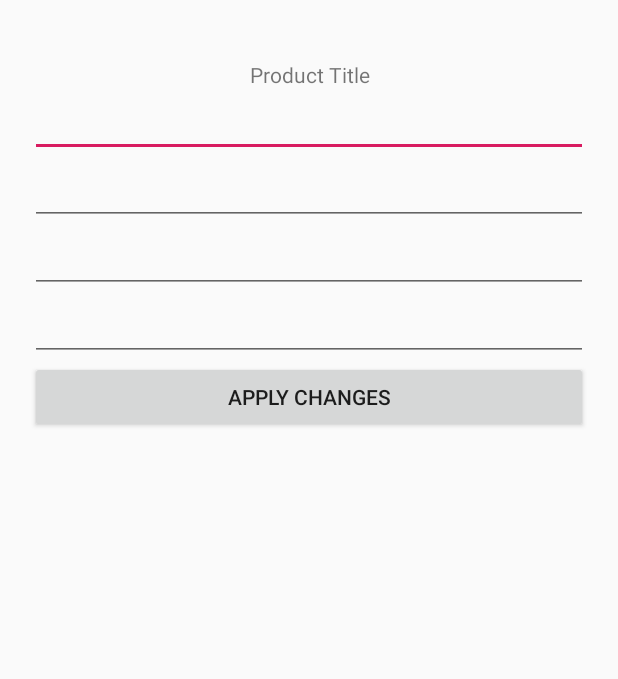
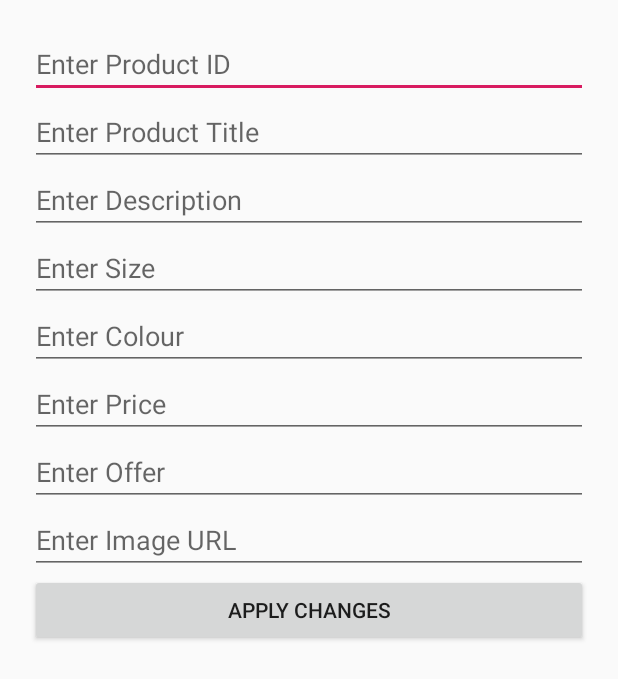
Before and after one commit to Dulyaaa/E-commerce_mobile_app, an Android app: the layout activity_product_update.xml on its own in the app's theme, with its tools: preview values and no code run, on a phone screen of 412 x 824 dp. Shown: the top 679 px of the screen. Run offline under Robolectric (Android 15) with nearby library versions, the phone set to English and light mode, and no system bars; Roboto replaces fonts that are not available here.

Commit message:
Product Admin added

```diff
--- a/app/src/main/java/com/example/finery/ProductCustomerMoreDetails.java
+++ b/app/src/main/java/com/example/finery/ProductCustomerMoreDetails.java
@@ -33,7 +33,6 @@ public class ProductCustomerMoreDetails extends AppCompatActivity {
     protected void onCreate(Bundle savedInstanceState) {
         super.onCreate(savedInstanceState);
         setTitle("Product Details");
-//        ActionBar actionBar = getActionBar();
         getSupportActionBar().setHomeButtonEnabled(true);
         setContentView(R.layout.activity_product_customer_more_details);
 
--- a/app/src/main/res/layout/activity_product_update.xml
+++ b/app/src/main/res/layout/activity_product_update.xml
@@ -6,37 +6,68 @@
     android:padding="20dp"
     android:orientation="vertical">
 
-    <TextView
+    <EditText
+        android:id="@+id/uProductID"
+        android:layout_width="match_parent"
+        android:layout_height="wrap_content"
+        android:ems="10"
+        android:hint="Enter Product ID"
+        android:inputType="textPersonName" />
+
+    <EditText
         android:id="@+id/uProductTitle"
         android:layout_width="match_parent"
         android:layout_height="wrap_content"
-        android:layout_marginTop="20dp"
-        android:text="Product Title"
-        android:textAlignment="center"/>
+        android:ems="10"
+        android:hint="Enter Product Title" />
+
+    <EditText
+        android:id="@+id/uProductDescription"
+        android:layout_width="match_parent"
+        android:layout_height="wrap_content"
+        android:ems="10"
+        android:hint="Enter Description"
+        android:inputType="textLongMessage|text" />
 
     <EditText
         android:id="@+id/uProductSize"
         android:layout_width="match_parent"
         android:layout_height="wrap_content"
-        android:autofillHints="Product Size" />
+        android:ems="10"
+        android:autofillHints="Product Size"
+        android:hint="Enter Size" />
 
     <EditText
         android:id="@+id/uProductColor"
         android:layout_width="match_parent"
         android:layout_height="wrap_content"
-        android:autofillHints="Product Color" />
+        android:ems="10"
+        android:autofillHints="Product Color"
+        android:hint="Enter Colour" />
 
     <EditText
         android:id="@+id/uProductPrice"
         android:layout_width="match_parent"
         android:layout_height="wrap_content"
-        android:autofillHints="Product Price" />
+        android:ems="10"
+        android:autofillHints="Product Price"
+        android:hint="Enter Price" />
 
     <EditText
         android:id="@+id/uProductOffer"
         android:layout_width="match_parent"
         android:layout_height="wrap_content"
-        android:autofillHints="Product Offer" />
+        android:ems="10"
+        android:hint="Enter Offer"
+        android:inputType="textPersonName" />
+
+    <EditText
+        android:id="@+id/uProductImage"
+        android:layout_width="match_parent"
+        android:layout_height="wrap_content"
+        android:ems="10"
+        android:autofillHints="Product Offer"
+        android:hint="Enter Image URL" />
 
     <LinearLayout
         android:layout_width="match_parent"
```
Also changed, not shown: app/src/main/java/com/example/finery/AddNewProduct.java (+28 -3 lines), app/src/main/java/com/example/finery/ProductAdmin.java (+384 -7 lines), app/src/main/java/com/example/finery/ProductCustomerView.java (+37 -32 lines).
